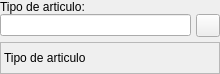
This is bulmages/bulmafact/src/busquedatipoarticulobase.ui in eboladev/Bulmages-1 as Qt 5 draws it before an edit. The edited form follows.
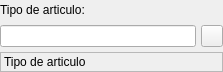
This is the edited form. Icons and pictures are not drawn.

The edit to the form file:
```diff
--- a/bulmages/bulmafact/src/busquedatipoarticulobase.ui
+++ b/bulmages/bulmafact/src/busquedatipoarticulobase.ui
@@ -5,69 +5,61 @@
    <rect>
     <x>0</x>
     <y>0</y>
-    <width>220</width>
-    <height>74</height>
+    <width>223</width>
+    <height>72</height>
    </rect>
   </property>
   <property name="windowTitle" >
    <string>Form1</string>
   </property>
-  <layout class="QVBoxLayout" >
-   <property name="margin" >
+  <layout class="QGridLayout" >
+   <property name="leftMargin" >
     <number>0</number>
    </property>
-   <property name="spacing" >
+   <property name="topMargin" >
     <number>0</number>
    </property>
-   <item>
-    <layout class="QVBoxLayout" >
-     <property name="margin" >
+   <property name="rightMargin" >
       <number>0</number>
      </property>
-     <property name="spacing" >
-      <number>5</number>
-     </property>
-     <item>
-      <layout class="QVBoxLayout" >
-       <property name="margin" >
+   <property name="bottomMargin" >
         <number>0</number>
        </property>
-       <property name="spacing" >
-        <number>0</number>
-       </property>
-       <item>
+   <property name="horizontalSpacing" >
+    <number>5</number>
+   </property>
+   <property name="verticalSpacing" >
+    <number>5</number>
+   </property>
+   <item row="0" column="0" colspan="2" >
         <widget class="QLabel" name="label" >
          <property name="text" >
           <string>Tipo de articulo:</string>
          </property>
         </widget>
        </item>
-       <item>
-        <layout class="QHBoxLayout" >
-         <property name="margin" >
-          <number>0</number>
-         </property>
-         <property name="spacing" >
-          <number>5</number>
-         </property>
-         <item>
+   <item row="1" column="0" >
           <widget class="QLineEdit" name="m_codtipo_articulo" >
            <property name="sizePolicy" >
-            <sizepolicy>
-             <hsizetype>5</hsizetype>
-             <vsizetype>0</vsizetype>
+      <sizepolicy vsizetype="Fixed" hsizetype="Preferred" >
              <horstretch>0</horstretch>
              <verstretch>0</verstretch>
             </sizepolicy>
            </property>
           </widget>
          </item>
-         <item>
+   <item row="1" column="1" >
           <widget class="QToolButton" name="mui_buscar" >
            <property name="minimumSize" >
             <size>
-             <width>21</width>
-             <height>21</height>
+       <width>22</width>
+       <height>22</height>
+      </size>
+     </property>
+     <property name="maximumSize" >
+      <size>
+       <width>22</width>
+       <height>22</height>
             </size>
            </property>
            <property name="text" >
@@ -76,18 +68,18 @@
            <property name="icon" >
             <iconset resource="../../bulmages.qrc" >:/Images/edit-find.svg</iconset>
            </property>
-          </widget>
-         </item>
-        </layout>
-       </item>
-      </layout>
-     </item>
-     <item>
+     <property name="iconSize" >
+      <size>
+       <width>22</width>
+       <height>22</height>
+      </size>
+     </property>
+    </widget>
+   </item>
+   <item row="2" column="0" colspan="2" >
       <widget class="QLabel" name="m_desctipo_articulo" >
        <property name="sizePolicy" >
-        <sizepolicy>
-         <hsizetype>7</hsizetype>
-         <vsizetype>5</vsizetype>
+      <sizepolicy vsizetype="Preferred" hsizetype="Expanding" >
          <horstretch>0</horstretch>
          <verstretch>0</verstretch>
         </sizepolicy>
@@ -99,8 +91,6 @@
         <string>Tipo de articulo</string>
        </property>
       </widget>
-     </item>
-    </layout>
    </item>
   </layout>
  </widget>
```
Lines whose indentation alone changed are shown as unchanged.
